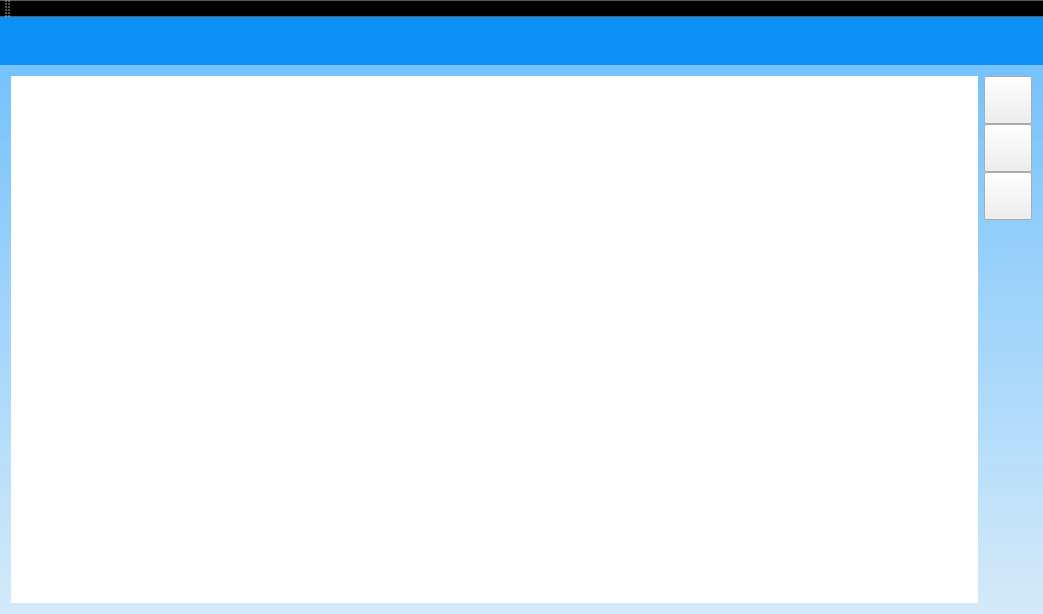
First picture: the form in src/mainwindow.ui, repository Txikilinux/abuledu-minitexte, before the edit.
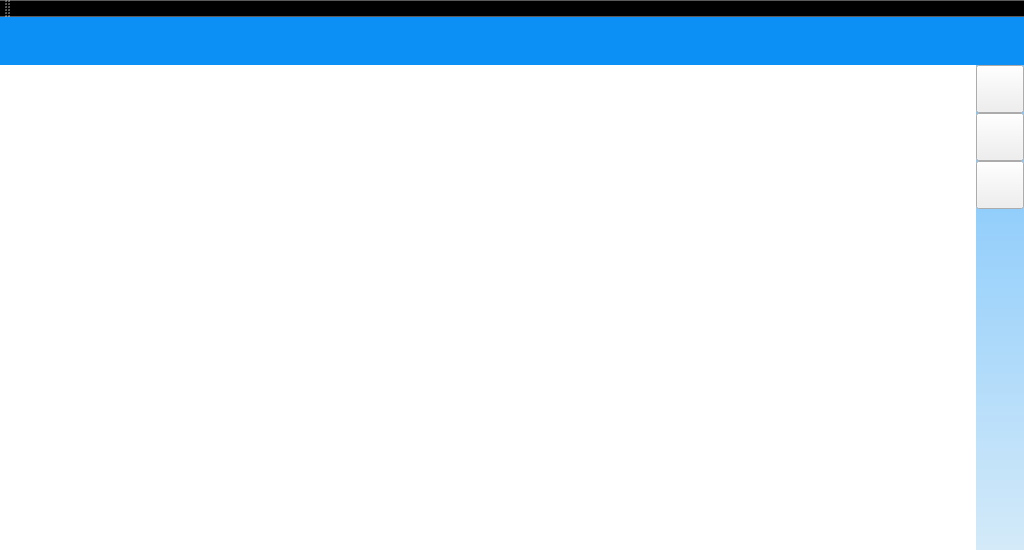
Second picture: the form after the edit. The open tabs and pages were chosen to show the change. Custom widgets are drawn as their Qt base class.

```diff
--- a/src/mainwindow.ui
+++ b/src/mainwindow.ui
@@ -6,8 +6,8 @@
    <rect>
     <x>0</x>
     <y>0</y>
-    <width>1043</width>
-    <height>614</height>
+    <width>1024</width>
+    <height>550</height>
    </rect>
   </property>
   <property name="sizePolicy">
@@ -67,31 +67,6 @@
      </widget>
     </item>
     <item row="1" column="0">
-     <widget class="QFrame" name="frFormat">
-      <property name="minimumSize">
-       <size>
-        <width>0</width>
-        <height>48</height>
-       </size>
-      </property>
-      <property name="maximumSize">
-       <size>
-        <width>16777215</width>
-        <height>48</height>
-       </size>
-      </property>
-      <property name="styleSheet">
-       <string notr="true">background-color:#0D90F6</string>
-      </property>
-      <property name="frameShape">
-       <enum>QFrame::NoFrame</enum>
-      </property>
-      <property name="frameShadow">
-       <enum>QFrame::Raised</enum>
-      </property>
-     </widget>
-    </item>
-    <item row="2" column="0">
      <widget class="QFrame" name="frPrincipale">
       <property name="frameShape">
        <enum>QFrame::NoFrame</enum>
@@ -127,8 +102,69 @@
           <property name="focusPolicy">
            <enum>Qt::WheelFocus</enum>
           </property>
-          <layout class="QGridLayout" name="gridLayout_5">
-           <item row="0" column="0">
+          <layout class="QGridLayout" name="gridLayout_4">
+           <property name="leftMargin">
+            <number>0</number>
+           </property>
+           <property name="topMargin">
+            <number>0</number>
+           </property>
+           <property name="rightMargin">
+            <number>0</number>
+           </property>
+           <property name="bottomMargin">
+            <number>0</number>
+           </property>
+           <property name="spacing">
+            <number>0</number>
+           </property>
+           <item row="0" column="1">
+            <widget class="QFrame" name="frmPico">
+             <layout class="QVBoxLayout" name="verticalLayout">
+              <property name="spacing">
+               <number>0</number>
+              </property>
+              <property name="leftMargin">
+               <number>0</number>
+              </property>
+              <property name="topMargin">
+               <number>0</number>
+              </property>
+              <property name="rightMargin">
+               <number>0</number>
+              </property>
+              <property name="bottomMargin">
+               <number>0</number>
+              </property>
+             </layout>
+            </widget>
+           </item>
+           <item row="1" column="0" colspan="2">
+            <widget class="QFrame" name="frFormat">
+             <property name="minimumSize">
+              <size>
+               <width>0</width>
+               <height>48</height>
+              </size>
+             </property>
+             <property name="maximumSize">
+              <size>
+               <width>16777215</width>
+               <height>48</height>
+              </size>
+             </property>
+             <property name="styleSheet">
+              <string notr="true">background-color:#0D90F6</string>
+             </property>
+             <property name="frameShape">
+              <enum>QFrame::NoFrame</enum>
+             </property>
+             <property name="frameShadow">
+              <enum>QFrame::Raised</enum>
+             </property>
+            </widget>
+           </item>
+           <item row="2" column="0" rowspan="4">
             <widget class="QTextEdit" name="teZoneTexte">
              <property name="focusPolicy">
               <enum>Qt::StrongFocus</enum>
@@ -144,25 +180,7 @@
              </property>
             </widget>
            </item>
-           <item row="0" column="1">
-            <widget class="QFrame" name="frmPico">
-             <layout class="QVBoxLayout" name="verticalLayout">
-              <property name="spacing">
-               <number>0</number>
-              </property>
-              <property name="leftMargin">
-               <number>0</number>
-              </property>
-              <property name="topMargin">
-               <number>0</number>
-              </property>
-              <property name="rightMargin">
-               <number>0</number>
-              </property>
-              <property name="bottomMargin">
-               <number>0</number>
-              </property>
-              <item>
+           <item row="2" column="1">
                <widget class="AbulEduFlatBoutonV1" name="btnLire">
                 <property name="minimumSize">
                  <size>
@@ -190,7 +208,7 @@
                 </property>
                </widget>
               </item>
-              <item>
+           <item row="3" column="1">
                <widget class="AbulEduFlatBoutonV1" name="btnPause">
                 <property name="minimumSize">
                  <size>
@@ -212,7 +230,7 @@
                 </property>
                </widget>
               </item>
-              <item>
+           <item row="4" column="1">
                <widget class="AbulEduFlatBoutonV1" name="btnStop">
                 <property name="minimumSize">
                  <size>
@@ -234,7 +252,7 @@
                 </property>
                </widget>
               </item>
-              <item>
+           <item row="5" column="1">
                <spacer name="verticalSpacer">
                 <property name="orientation">
                  <enum>Qt::Vertical</enum>
@@ -242,13 +260,10 @@
                 <property name="sizeHint" stdset="0">
                  <size>
                   <width>20</width>
-                  <height>40</height>
+               <height>392</height>
                  </size>
                 </property>
                </spacer>
-              </item>
-             </layout>
-            </widget>
            </item>
           </layout>
          </widget>
```
Left out of the diff: 2 changed lines with no effect on the pictures. Lines whose indentation alone changed are shown as unchanged.
